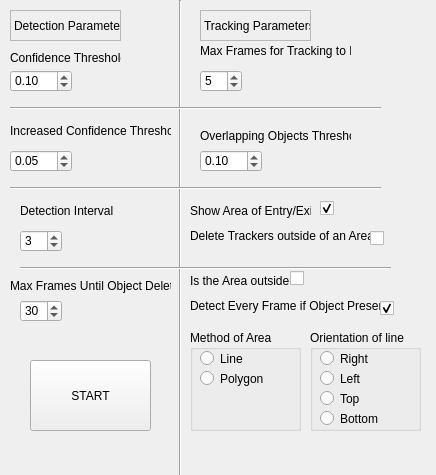
Qt form app_gui.ui (IzhanAlam/track-and-detect) before a commit.
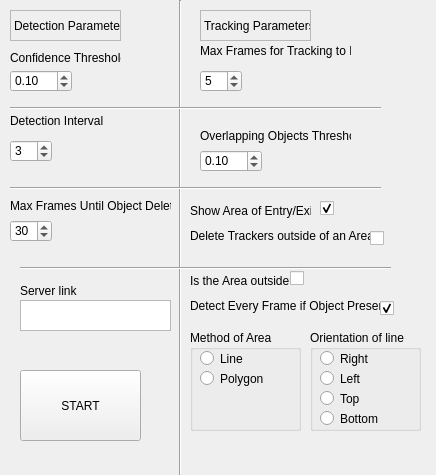
The same form after that commit.

```diff
--- a/app_gui.ui
+++ b/app_gui.ui
@@ -42,24 +42,11 @@
     <string>Confidence Threshold</string>
    </property>
   </widget>
-  <widget class="QLabel" name="label_3">
-   <property name="geometry">
-    <rect>
-     <x>10</x>
-     <y>110</y>
-     <width>161</width>
-     <height>41</height>
-    </rect>
-   </property>
-   <property name="text">
-    <string>Increased Confidence Threshold</string>
-   </property>
-  </widget>
   <widget class="QLabel" name="label_4">
    <property name="geometry">
     <rect>
      <x>10</x>
-     <y>270</y>
+     <y>190</y>
      <width>161</width>
      <height>31</height>
     </rect>
@@ -71,8 +58,8 @@
   <widget class="QLabel" name="label_5">
    <property name="geometry">
     <rect>
-     <x>20</x>
-     <y>200</y>
+     <x>10</x>
+     <y>110</y>
      <width>151</width>
      <height>21</height>
     </rect>
@@ -178,8 +165,8 @@
   <widget class="QSpinBox" name="spinBox_3">
    <property name="geometry">
     <rect>
-     <x>20</x>
-     <y>230</y>
+     <x>10</x>
+     <y>140</y>
      <width>42</width>
      <height>22</height>
     </rect>
@@ -194,8 +181,8 @@
   <widget class="QSpinBox" name="spinBox_4">
    <property name="geometry">
     <rect>
-     <x>20</x>
-     <y>300</y>
+     <x>10</x>
+     <y>220</y>
      <width>42</width>
      <height>22</height>
     </rect>
@@ -325,25 +312,6 @@
     <double>0.100000000000000</double>
    </property>
   </widget>
-  <widget class="QDoubleSpinBox" name="doubleSpinBox_2">
-   <property name="geometry">
-    <rect>
-     <x>10</x>
-     <y>150</y>
-     <width>62</width>
-     <height>22</height>
-    </rect>
-   </property>
-   <property name="maximum">
-    <double>1.000000000000000</double>
-   </property>
-   <property name="singleStep">
-    <double>0.100000000000000</double>
-   </property>
-   <property name="value">
-    <double>0.050000000000000</double>
-   </property>
-  </widget>
   <widget class="QDoubleSpinBox" name="doubleSpinBox_3">
    <property name="geometry">
     <rect>
@@ -405,8 +373,8 @@
   <widget class="QPushButton" name="pushButton">
    <property name="geometry">
     <rect>
-     <x>30</x>
-     <y>360</y>
+     <x>20</x>
+     <y>370</y>
      <width>121</width>
      <height>71</height>
     </rect>
@@ -519,6 +487,29 @@
     </property>
    </widget>
   </widget>
+  <widget class="QPlainTextEdit" name="plainTextEdit">
+   <property name="geometry">
+    <rect>
+     <x>20</x>
+     <y>300</y>
+     <width>151</width>
+     <height>31</height>
+    </rect>
+   </property>
+  </widget>
+  <widget class="QLabel" name="label_3">
+   <property name="geometry">
+    <rect>
+     <x>20</x>
+     <y>280</y>
+     <width>61</width>
+     <height>21</height>
+    </rect>
+   </property>
+   <property name="text">
+    <string>Server link</string>
+   </property>
+  </widget>
  </widget>
  <resources/>
  <connections>
```
